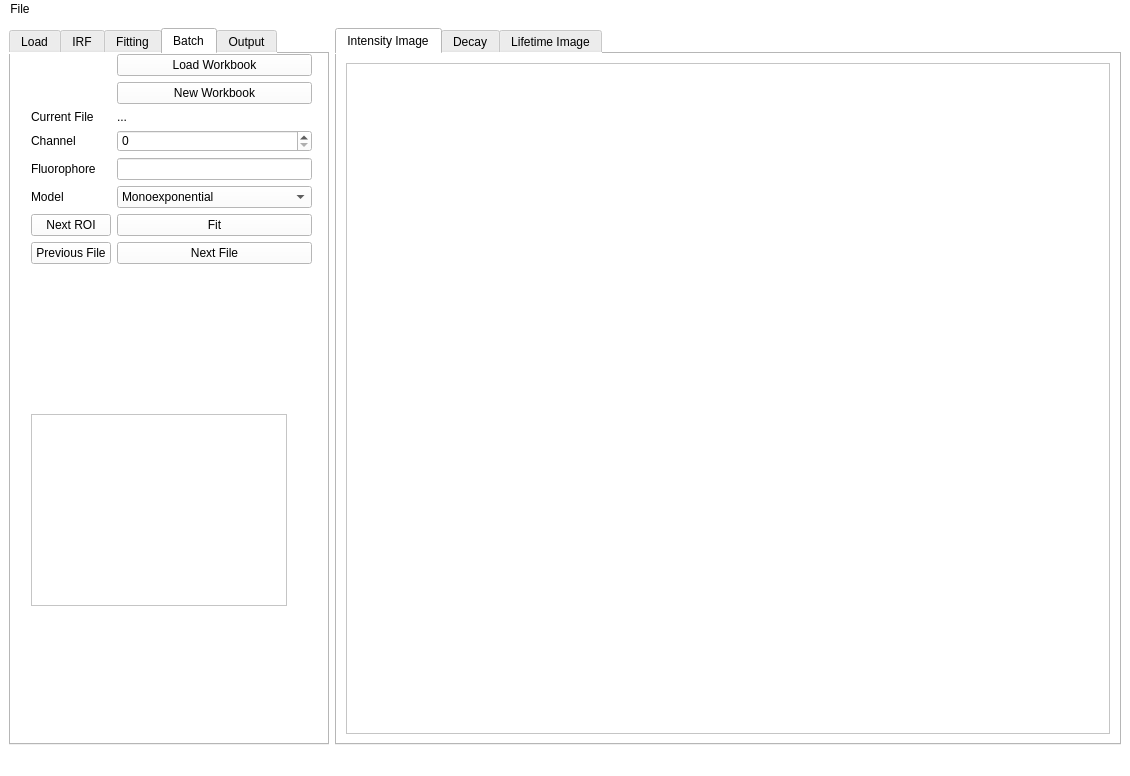
The window that qt_app/gui/agbp_flimfitter.ui (Tomkaehst/PhasorFLIM) describes before a commit, drawn with Qt 5.
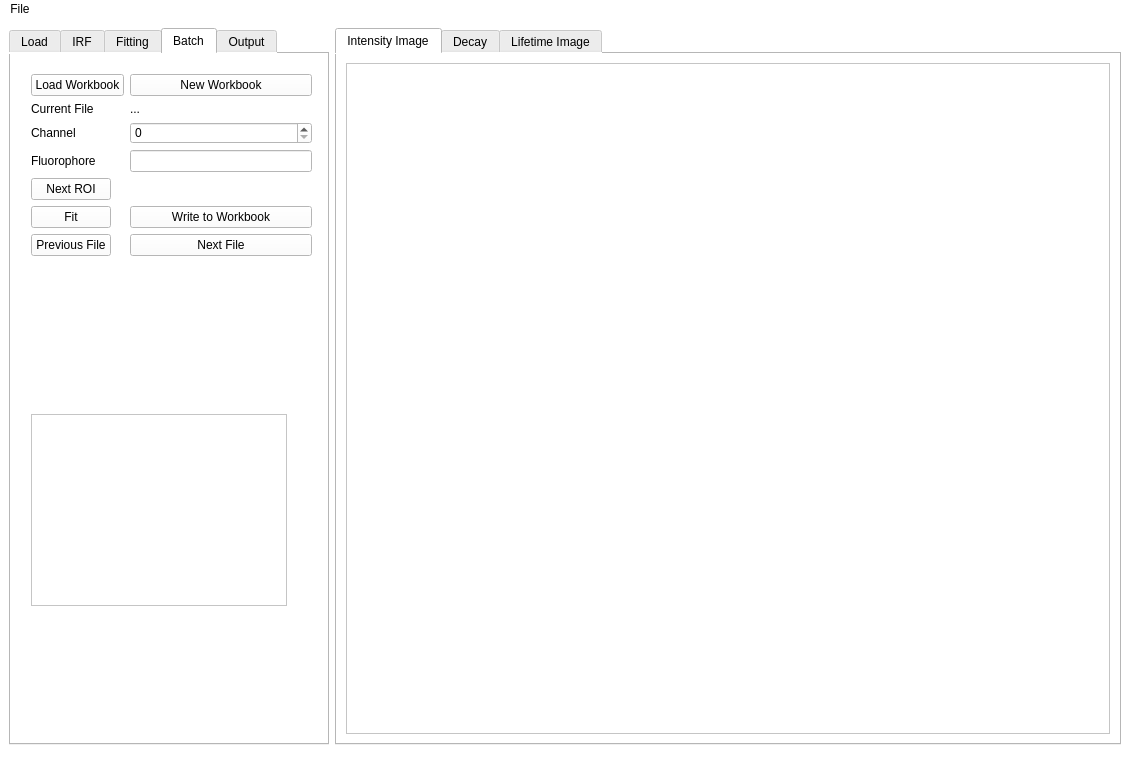
The same window after the commit. Custom widgets are drawn as their Qt base class.

Commit message: Added GUI elements for batch processing menu.

What changed in the file:
```diff
--- a/qt_app/gui/agbp_flimfitter.ui
+++ b/qt_app/gui/agbp_flimfitter.ui
@@ -567,7 +567,7 @@
            </property>
           </widget>
          </item>
-         <item row="0" column="1">
+         <item row="1" column="0">
           <widget class="QPushButton" name="pushButton_BatchLoadWorkbook">
            <property name="text">
             <string>Load Workbook</string>
@@ -620,43 +620,26 @@
           <widget class="QLineEdit" name="lineEdit_BatchFluorophore"/>
          </item>
          <item row="5" column="0">
-          <widget class="QLabel" name="label_batch_Model">
-           <property name="text">
-            <string>Model</string>
-           </property>
-          </widget>
-         </item>
-         <item row="5" column="1">
-          <widget class="QComboBox" name="comboBox_BatchModel">
-           <property name="maxVisibleItems">
-            <number>10</number>
-           </property>
-           <item>
-            <property name="text">
-             <string>Monoexponential</string>
-            </property>
-           </item>
-           <item>
-            <property name="text">
-             <string>Biexponential</string>
-            </property>
-           </item>
-          </widget>
-         </item>
-         <item row="6" column="0">
           <widget class="QPushButton" name="pushButton_BatchNextROI">
            <property name="text">
             <string>Next ROI</string>
            </property>
           </widget>
          </item>
-         <item row="6" column="1">
+         <item row="6" column="0">
           <widget class="QPushButton" name="pushButton_BatchFitCurrent">
            <property name="text">
             <string>Fit</string>
            </property>
           </widget>
          </item>
+         <item row="6" column="1">
+          <widget class="QPushButton" name="pushButton_BatchWriteToWorkbook">
+           <property name="text">
+            <string>Write to Workbook</string>
+           </property>
+          </widget>
+         </item>
          <item row="7" column="0">
           <widget class="QPushButton" name="pushButton_BatchPreviousFile">
            <property name="text">
```
The commit also changes 8 other files.
